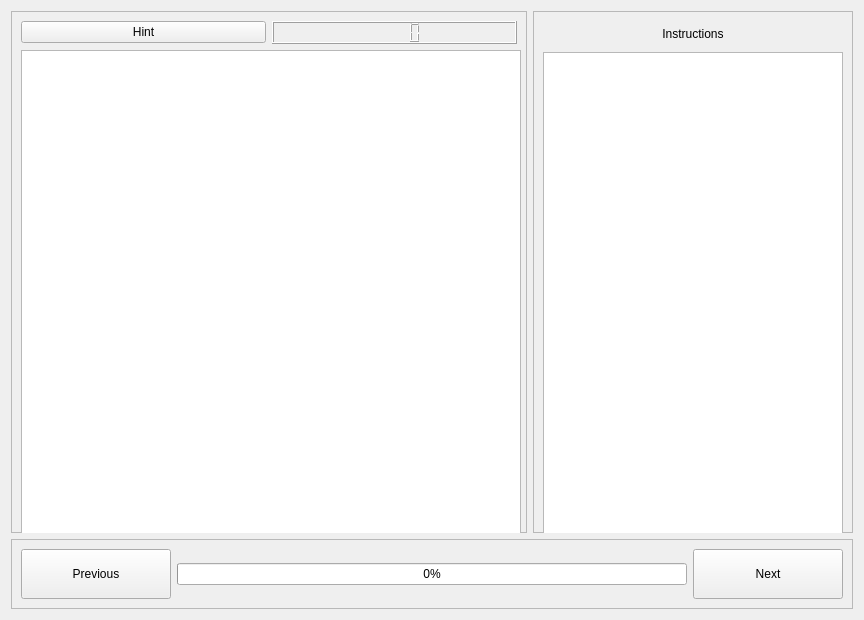
This is MinesweeperEdu/lesson.ui in LowbeeNorman/MinesweeperEdu as Qt 5 draws it before an edit. The edited form follows.
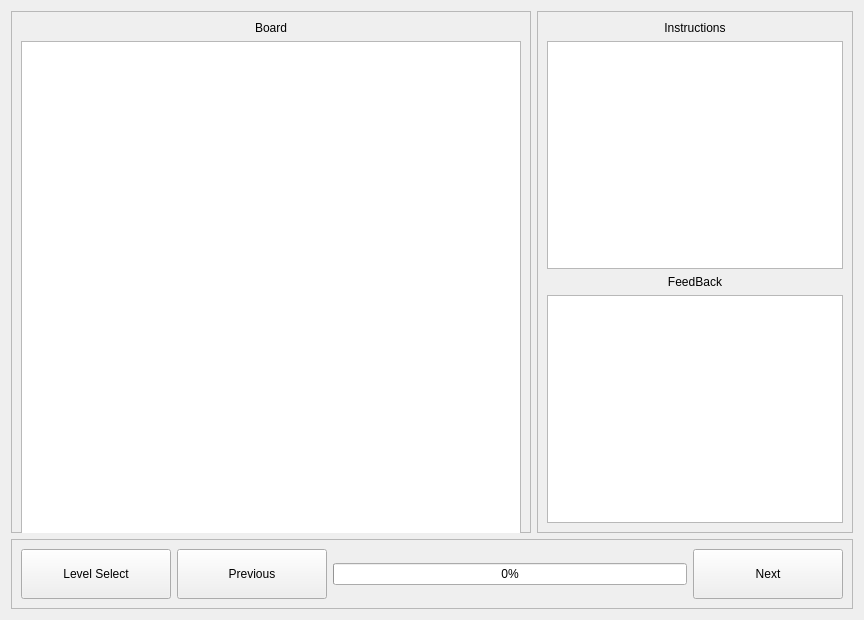
This is the edited form.

Patch:
```diff
--- a/MinesweeperEdu/lesson.ui
+++ b/MinesweeperEdu/lesson.ui
@@ -35,13 +35,6 @@
       <enum>QFrame::Raised</enum>
      </property>
      <layout class="QGridLayout" name="gridLayout">
-      <item row="0" column="0">
-       <widget class="QPushButton" name="hintButton">
-        <property name="text">
-         <string>Hint</string>
-        </property>
-       </widget>
-      </item>
       <item row="1" column="0" colspan="2">
        <widget class="QGraphicsView" name="board">
         <property name="minimumSize">
@@ -58,8 +51,15 @@
         </property>
        </widget>
       </item>
-      <item row="0" column="1">
-       <widget class="QLCDNumber" name="timeDisplay"/>
+      <item row="0" column="0" colspan="2">
+       <widget class="QLabel" name="label">
+        <property name="text">
+         <string>Board</string>
+        </property>
+        <property name="alignment">
+         <set>Qt::AlignCenter</set>
+        </property>
+       </widget>
       </item>
      </layout>
     </widget>
@@ -72,37 +72,9 @@
      <property name="frameShadow">
       <enum>QFrame::Raised</enum>
      </property>
-     <layout class="QGridLayout" name="gridLayout_2">
-      <item row="1" column="0">
-       <widget class="QTextBrowser" name="instructionsTest">
-        <property name="minimumSize">
-         <size>
-          <width>300</width>
-          <height>500</height>
-         </size>
-        </property>
-        <property name="maximumSize">
-         <size>
-          <width>300</width>
-          <height>500</height>
-         </size>
-        </property>
-       </widget>
-      </item>
-      <item row="0" column="0" alignment="Qt::AlignHCenter">
+     <layout class="QVBoxLayout" name="verticalLayout">
+      <item>
        <widget class="QLabel" name="instructionsLabel">
-        <property name="minimumSize">
-         <size>
-          <width>100</width>
-          <height>25</height>
-         </size>
-        </property>
-        <property name="maximumSize">
-         <size>
-          <width>100</width>
-          <height>25</height>
-         </size>
-        </property>
         <property name="text">
          <string>Instructions</string>
         </property>
@@ -111,6 +83,22 @@
         </property>
        </widget>
       </item>
+      <item>
+       <widget class="QTextBrowser" name="textBrowser"/>
+      </item>
+      <item>
+       <widget class="QLabel" name="feedBackLabel">
+        <property name="text">
+         <string>FeedBack</string>
+        </property>
+        <property name="alignment">
+         <set>Qt::AlignCenter</set>
+        </property>
+       </widget>
+      </item>
+      <item>
+       <widget class="QTextBrowser" name="instructionsTest"/>
+      </item>
      </layout>
     </widget>
    </item>
@@ -123,6 +111,25 @@
       <enum>QFrame::Raised</enum>
      </property>
      <layout class="QHBoxLayout" name="horizontalLayout">
+      <item>
+       <widget class="QPushButton" name="backButton">
+        <property name="minimumSize">
+         <size>
+          <width>150</width>
+          <height>50</height>
+         </size>
+        </property>
+        <property name="maximumSize">
+         <size>
+          <width>150</width>
+          <height>50</height>
+         </size>
+        </property>
+        <property name="text">
+         <string>Level Select</string>
+        </property>
+       </widget>
+      </item>
       <item>
        <widget class="QPushButton" name="previousButton">
         <property name="minimumSize">
```
